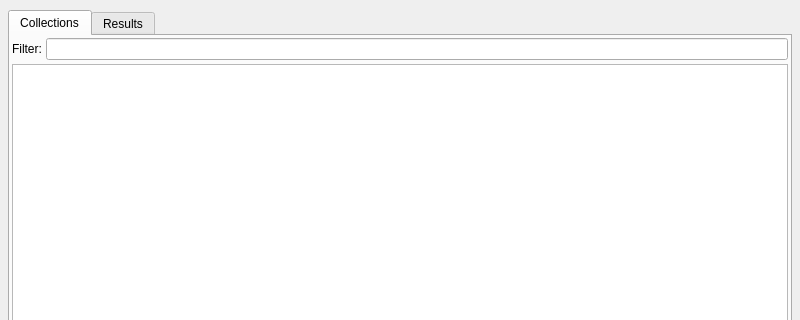
RevEngAI/reai-ida, file revengai/ui/function_similarity_panel.ui: the form before one commit; both pictures show x 0 to 800 and y 0 to 320 of the 800 by 600 pixel window.
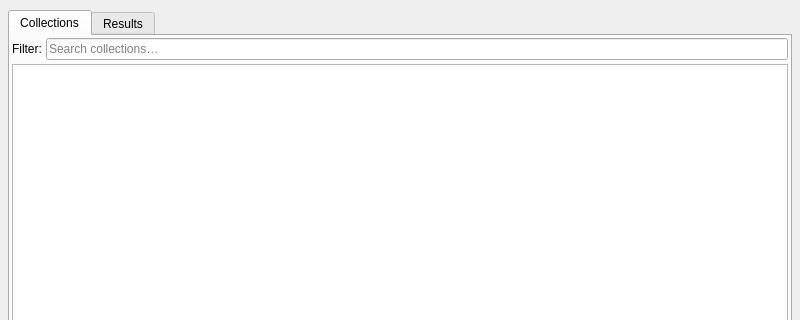
The form after the commit. Icons and pictures are not drawn.

Patch:
```diff
--- a/revengai/ui/function_similarity_panel.ui
+++ b/revengai/ui/function_similarity_panel.ui
@@ -86,6 +86,9 @@
          </item>
          <item>
           <widget class="QLineEdit" name="collectionsFilter">
+           <property name="placeholderText">
+            <string>Search collections…</string>
+           </property>
            <property name="clearButtonEnabled">
             <bool>true</bool>
            </property>
```
Left out of the diff: 4 changed lines with no effect on the pictures. Lines whose indentation alone changed are shown as unchanged.
